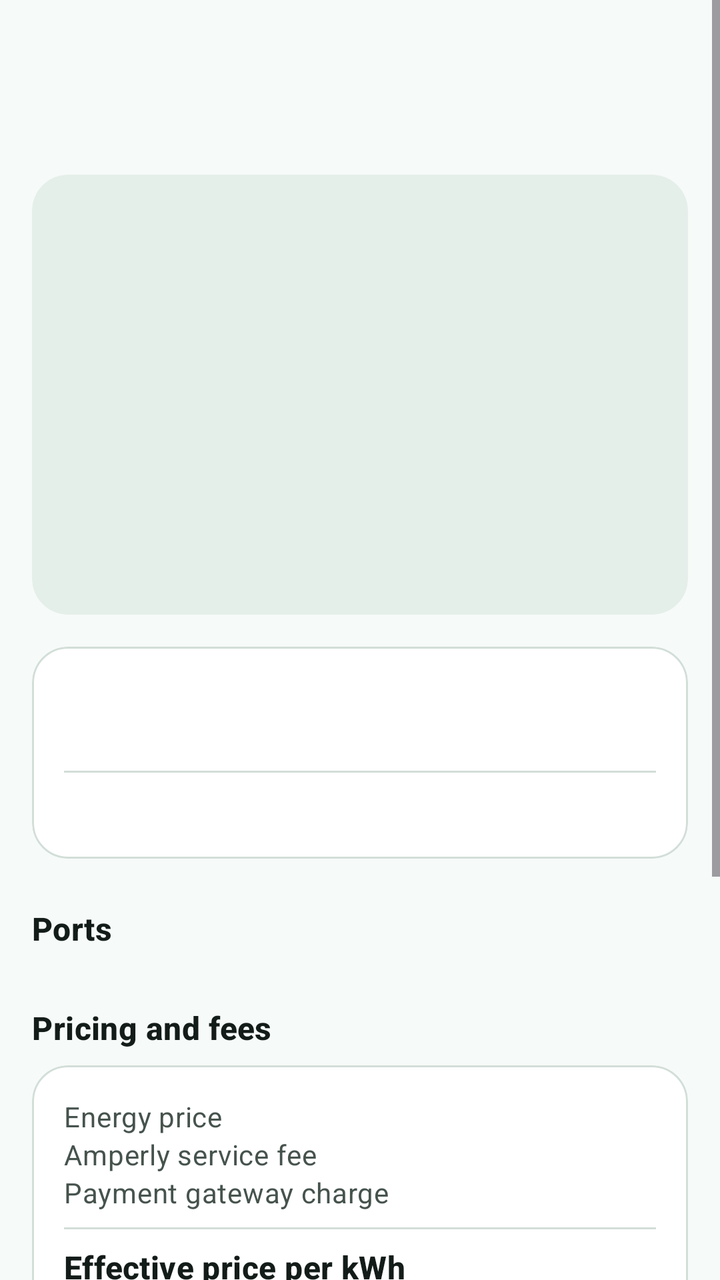
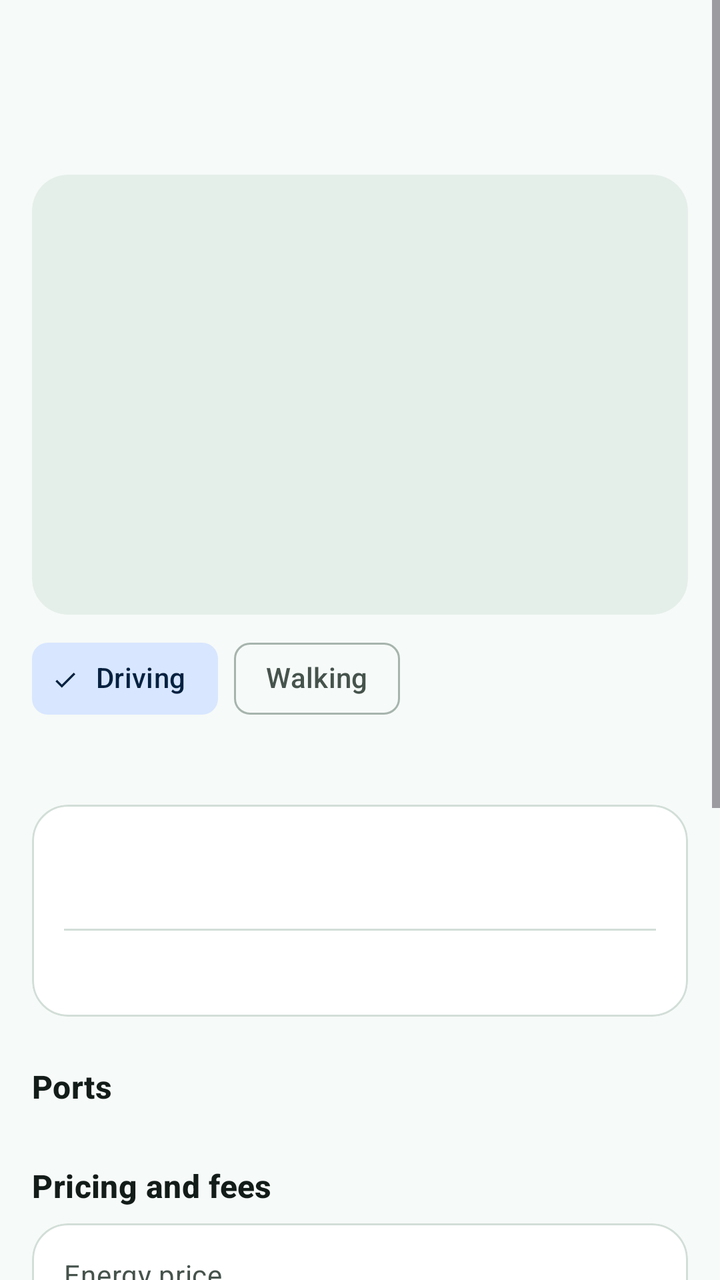

The first picture is an Android layout as it rendered before a commit; the second is the same layout after the commit. The layout source and the unified diff follow.
<!-- AndroidManifest.xml: application theme Theme.Amperly -->
<!-- res/layout/fragment_charger_details.xml -->
<?xml version="1.0" encoding="utf-8"?>
<ScrollView xmlns:android="http://schemas.android.com/apk/res/android"
    xmlns:app="http://schemas.android.com/apk/res-auto"
    android:layout_width="match_parent"
    android:layout_height="match_parent"
    android:fillViewport="true">

    <LinearLayout
        android:layout_width="match_parent"
        android:layout_height="wrap_content"
        android:orientation="vertical"
        android:paddingBottom="@dimen/amp_space_xl">

        <TextView
            android:id="@+id/detailsNameText"
            android:layout_width="match_parent"
            android:layout_height="wrap_content"
            android:paddingHorizontal="@dimen/amp_screen_padding"
            android:paddingTop="@dimen/amp_space_m"
            android:textAppearance="@style/TextAppearance.Amperly.ScreenTitle" />

        <TextView
            android:id="@+id/detailsAddressText"
            android:layout_width="match_parent"
            android:layout_height="wrap_content"
            android:layout_marginTop="@dimen/amp_space_xs"
            android:paddingHorizontal="@dimen/amp_screen_padding"
            android:textAppearance="@style/TextAppearance.Amperly.Body" />

        <com.google.android.material.card.MaterialCardView
            style="@style/Widget.Amperly.Card.Map"
            android:layout_width="match_parent"
            android:layout_height="@dimen/amp_map_panel_height"
            android:layout_marginHorizontal="@dimen/amp_screen_padding"
            android:layout_marginTop="@dimen/amp_space_m">

            <FrameLayout
                android:id="@+id/detailsMapContainer"
                android:layout_width="match_parent"
                android:layout_height="match_parent" />
        </com.google.android.material.card.MaterialCardView>

        
        <com.google.android.material.card.MaterialCardView
            style="@style/Widget.Amperly.Card"
            android:layout_width="match_parent"
            android:layout_height="wrap_content"
            android:layout_marginHorizontal="@dimen/amp_screen_padding"
            android:layout_marginTop="@dimen/amp_space_m">

            <LinearLayout
                android:layout_width="match_parent"
                android:layout_height="wrap_content"
                android:orientation="vertical"
                android:padding="@dimen/amp_space_m">

                <TextView
                    android:id="@+id/availabilityText"
                    android:layout_width="match_parent"
                    android:layout_height="wrap_content"
                    android:textAppearance="@style/TextAppearance.Amperly.SectionTitle" />

                <TextView
                    android:id="@+id/freshnessText"
                    android:layout_width="match_parent"
                    android:layout_height="wrap_content"
                    android:textAppearance="@style/TextAppearance.Amperly.Label" />

                <View
                    android:layout_width="match_parent"
                    android:layout_height="1dp"
                    android:layout_marginVertical="@dimen/amp_space_s"
                    android:background="?attr/colorOutlineVariant" />

                <TextView
                    android:id="@+id/verificationText"
                    android:layout_width="match_parent"
                    android:layout_height="wrap_content"
                    android:textAppearance="@style/TextAppearance.Amperly.BodyStrong" />

                <TextView
                    android:id="@+id/meterGatingWarningText"
                    style="@style/Widget.Amperly.Notice.Warning"
                    android:layout_width="match_parent"
                    android:layout_height="wrap_content"
                    android:layout_marginTop="@dimen/amp_space_s"
                    android:text="@string/meter_gating_warning"
                    android:visibility="gone" />
            </LinearLayout>
        </com.google.android.material.card.MaterialCardView>

        
        <TextView
            android:layout_width="match_parent"
            android:layout_height="wrap_content"
            android:layout_marginHorizontal="@dimen/amp_screen_padding"
            android:layout_marginTop="@dimen/amp_space_l"
            android:text="@string/details_ports"
            android:textAppearance="@style/TextAppearance.Amperly.SectionTitle" />

        <LinearLayout
            android:id="@+id/portsContainer"
            android:layout_width="match_parent"
            android:layout_height="wrap_content"
            android:layout_marginTop="@dimen/amp_space_xs"
            android:orientation="vertical"
            android:paddingHorizontal="@dimen/amp_screen_padding" />

        
        <TextView
            android:layout_width="match_parent"
            android:layout_height="wrap_content"
            android:layout_marginHorizontal="@dimen/amp_screen_padding"
            android:layout_marginTop="@dimen/amp_space_l"
            android:text="@string/details_pricing"
            android:textAppearance="@style/TextAppearance.Amperly.SectionTitle" />

        <com.google.android.material.card.MaterialCardView
            style="@style/Widget.Amperly.Card"
            android:layout_width="match_parent"
            android:layout_height="wrap_content"
            android:layout_marginHorizontal="@dimen/amp_screen_padding"
            android:layout_marginTop="@dimen/amp_space_s">

            <LinearLayout
                android:layout_width="match_parent"
                android:layout_height="wrap_content"
                android:orientation="vertical"
                android:padding="@dimen/amp_space_m">

                <LinearLayout
                    android:layout_width="match_parent"
                    android:layout_height="wrap_content"
                    android:baselineAligned="false"
                    android:orientation="horizontal">

                    <TextView
                        android:layout_width="0dp"
                        android:layout_height="wrap_content"
                        android:layout_weight="1"
                        android:text="@string/line_energy_price"
                        android:textAppearance="@style/TextAppearance.Amperly.Body" />

                    
                    <TextView
                        android:id="@+id/energyPriceText"
                        android:layout_width="wrap_content"
                        android:layout_height="wrap_content"
                        android:textAppearance="@style/TextAppearance.Amperly.BodyStrong" />
                </LinearLayout>

                <LinearLayout
                    android:layout_width="match_parent"
                    android:layout_height="wrap_content"
                    android:baselineAligned="false"
                    android:orientation="horizontal">

                    <TextView
                        android:layout_width="0dp"
                        android:layout_height="wrap_content"
                        android:layout_weight="1"
                        android:text="@string/line_service_fee"
                        android:textAppearance="@style/TextAppearance.Amperly.Body" />

                    <TextView
                        android:id="@+id/serviceFeeText"
                        android:layout_width="wrap_content"
                        android:layout_height="wrap_content"
                        android:textAppearance="@style/TextAppearance.Amperly.BodyStrong" />
                </LinearLayout>

                <LinearLayout
                    android:layout_width="match_parent"
                    android:layout_height="wrap_content"
                    android:baselineAligned="false"
                    android:orientation="horizontal">

                    <TextView
                        android:layout_width="0dp"
                        android:layout_height="wrap_content"
                        android:layout_weight="1"
                        android:text="@string/line_gateway_fee"
                        android:textAppearance="@style/TextAppearance.Amperly.Body" />

                    <TextView
                        android:id="@+id/gatewayFeeText"
                        android:layout_width="wrap_content"
                        android:layout_height="wrap_content"
                        android:textAppearance="@style/TextAppearance.Amperly.BodyStrong" />
                </LinearLayout>

                <View
                    android:layout_width="match_parent"
                    android:layout_height="1dp"
                    android:layout_marginVertical="@dimen/amp_space_s"
                    android:background="?attr/colorOutlineVariant" />

                <LinearLayout
                    android:layout_width="match_parent"
                    android:layout_height="wrap_content"
                    android:baselineAligned="false"
                    android:orientation="horizontal">

                    <TextView
                        android:layout_width="0dp"
                        android:layout_height="wrap_content"
                        android:layout_weight="1"
                        android:text="@string/line_total_per_kwh"
                        android:textAppearance="@style/TextAppearance.Amperly.SectionTitle" />

                    <TextView
                        android:id="@+id/totalPerKwhText"
                        android:layout_width="wrap_content"
                        android:layout_height="wrap_content"
                        android:textAppearance="@style/TextAppearance.Amperly.Metric" />
                </LinearLayout>
            </LinearLayout>
        </com.google.android.material.card.MaterialCardView>

        
        <TextView
            android:layout_width="match_parent"
            android:layout_height="wrap_content"
            android:layout_marginHorizontal="@dimen/amp_screen_padding"
            android:layout_marginTop="@dimen/amp_space_l"
            android:text="@string/details_access"
            android:textAppearance="@style/TextAppearance.Amperly.SectionTitle" />

        <TextView
            android:id="@+id/accessText"
            android:layout_width="match_parent"
            android:layout_height="wrap_content"
            android:layout_marginTop="@dimen/amp_space_xs"
            android:paddingHorizontal="@dimen/amp_screen_padding"
            android:textAppearance="@style/TextAppearance.Amperly.Body" />

        <TextView
            android:id="@+id/incidentText"
            android:layout_width="match_parent"
            android:layout_height="wrap_content"
            android:layout_marginTop="@dimen/amp_space_m"
            android:paddingHorizontal="@dimen/amp_screen_padding"
            android:textAppearance="@style/TextAppearance.Amperly.Body" />

        
        <com.google.android.material.button.MaterialButton
            android:id="@+id/reserveButton"
            style="@style/Widget.Amperly.Button"
            android:layout_width="match_parent"
            android:layout_height="wrap_content"
            android:layout_marginHorizontal="@dimen/amp_screen_padding"
            android:layout_marginTop="@dimen/amp_space_l"
            android:text="@string/action_reserve" />

        <LinearLayout
            android:layout_width="match_parent"
            android:layout_height="wrap_content"
            android:layout_marginHorizontal="@dimen/amp_screen_padding"
            android:layout_marginTop="@dimen/amp_space_s"
            android:baselineAligned="false"
            android:orientation="horizontal">

            <com.google.android.material.button.MaterialButton
                android:id="@+id/navigateDetailsButton"
                style="@style/Widget.Amperly.Button.Tonal"
                android:layout_width="0dp"
                android:layout_height="wrap_content"
                android:layout_weight="1"
                android:text="@string/action_navigate" />

            <com.google.android.material.button.MaterialButton
                android:id="@+id/reportButton"
                style="@style/Widget.Amperly.Button.Text"
                android:layout_width="0dp"
                android:layout_height="wrap_content"
                android:layout_marginStart="@dimen/amp_space_s"
                android:layout_weight="1"
                android:text="@string/action_report" />
        </LinearLayout>
    </LinearLayout>
</ScrollView>
<!-- resources referenced by this layout -->
<resources>
  <dimen name="amp_map_panel_height">220dp</dimen>
  <dimen name="amp_screen_padding">16dp</dimen>
  <dimen name="amp_space_l">24dp</dimen>
  <dimen name="amp_space_m">16dp</dimen>
  <dimen name="amp_space_s">8dp</dimen>
  <dimen name="amp_space_xl">32dp</dimen>
  <dimen name="amp_space_xs">4dp</dimen>
  <string name="action_navigate">Navigate</string>
  <string name="action_report">Report</string>
  <string name="action_reserve">Reserve slot</string>
  <string name="details_access">Access instructions</string>
  <string name="details_ports">Ports</string>
  <string name="details_pricing">Pricing and fees</string>
  <string name="line_energy_price">Energy price</string>
  <string name="line_gateway_fee">Payment gateway charge</string>
  <string name="line_service_fee">Amperly service fee</string>
  <string name="line_total_per_kwh">Effective price per kWh</string>
  <string name="meter_gating_warning">This station has no verified meter and is shown for discovery only.</string>
  <style name="TextAppearance.Amperly.Body" parent="TextAppearance.Material3.BodyMedium">
          <item name="android:textColor">?attr/colorOnSurfaceVariant</item>
      </style>
  <style name="TextAppearance.Amperly.BodyStrong" parent="TextAppearance.Material3.BodyMedium">
          <item name="android:textColor">?attr/colorOnSurface</item>
      </style>
  <style name="TextAppearance.Amperly.Metric" parent="TextAppearance.Material3.HeadlineSmall">
          <item name="android:textColor">?attr/colorPrimary</item>
          <item name="android:textStyle">bold</item>
      </style>
  <style name="Widget.Amperly.Button.Text" parent="Widget.Material3.Button.TextButton">
          <item name="android:minHeight">@dimen/amp_touch_target</item>
          <item name="android:textAllCaps">false</item>
      </style>
  <style name="Widget.Amperly.Card.Map" parent="Widget.Amperly.Card.Filled">
          <item name="cardBackgroundColor">?attr/colorSurfaceContainerHigh</item>
      </style>
  <style name="Theme.Amperly" parent="Base.Theme.Amperly" />
  <dimen name="amp_touch_target">48dp</dimen>
  <dimen name="amp_card_radius">18dp</dimen>
  <dimen name="amp_card_elevation">0dp</dimen>
  <color name="amp_primary">#0E7C56</color>
  <color name="white">#FFFFFFFF</color>
  <color name="amp_primary_container">#C6F0DC</color>
  <color name="amp_on_primary_container">#04301F</color>
  <color name="amp_primary_light">#3FA37C</color>
  <color name="amp_secondary">#1B6FE3</color>
  <color name="amp_secondary_container">#D8E6FF</color>
  <color name="amp_on_secondary_container">#04213F</color>
  <color name="amp_tertiary">#8A4E00</color>
  <color name="amp_tertiary_container">#FFE1BA</color>
  <color name="amp_on_tertiary_container">#2E1500</color>
  <color name="amp_error">#BA1A1A</color>
  <color name="amp_error_container">#FFDAD6</color>
  <color name="amp_on_error_container">#410E0B</color>
  <color name="amp_surface">#F6FAF8</color>
  <color name="amp_surface_container_lowest">#FFFFFF</color>
  <color name="amp_surface_container_low">#F1F7F4</color>
  <color name="amp_surface_container">#EBF3EF</color>
  <color name="amp_surface_container_high">#E5EFEA</color>
  <color name="amp_surface_container_highest">#DFEAE4</color>
  <color name="amp_surface_variant">#DCE5E0</color>
  <color name="amp_on_surface">#131C18</color>
  <color name="amp_on_surface_variant">#46534D</color>
  <color name="amp_outline">#A6B4AD</color>
  <color name="amp_outline_variant">#D2DED8</color>
  <style name="Widget.Amperly.Chip" parent="Widget.Material3.Chip.Filter">
          <item name="android:textAllCaps">false</item>
          <item name="chipMinHeight">36dp</item>
      </style>
  <style name="ThemeOverlay.Amperly.Dialog" parent="ThemeOverlay.Material3.MaterialAlertDialog" />
  <!-- unchanged entries left out for length: 12 -->
</resources>

<!-- the commit's change to res/layout/fragment_charger_details.xml (unified diff, before → after) -->
@@ -41,6 +41,40 @@
         </com.google.android.material.card.MaterialCardView>
 
         
+        <com.google.android.material.chip.ChipGroup
+            android:id="@+id/travelModeChipGroup"
+            android:layout_width="match_parent"
+            android:layout_height="wrap_content"
+            android:layout_marginHorizontal="@dimen/amp_screen_padding"
+            android:layout_marginTop="@dimen/amp_space_s"
+            app:singleLine="true"
+            app:singleSelection="true">
+
+            <com.google.android.material.chip.Chip
+                android:id="@+id/driveModeChip"
+                style="@style/Widget.Amperly.Chip"
+                android:layout_width="wrap_content"
+                android:layout_height="wrap_content"
+                android:checked="true"
+                android:text="@string/directions_drive" />
+
+            <com.google.android.material.chip.Chip
+                android:id="@+id/walkModeChip"
+                style="@style/Widget.Amperly.Chip"
+                android:layout_width="wrap_content"
+                android:layout_height="wrap_content"
+                android:text="@string/directions_walk" />
+        </com.google.android.material.chip.ChipGroup>
+
+        <TextView
+            android:id="@+id/directionsSummaryText"
+            android:layout_width="match_parent"
+            android:layout_height="wrap_content"
+            android:layout_marginTop="@dimen/amp_space_xs"
+            android:paddingHorizontal="@dimen/amp_screen_padding"
+            android:textAppearance="@style/TextAppearance.Amperly.Body" />
+
+        
         <com.google.android.material.card.MaterialCardView
             style="@style/Widget.Amperly.Card"
             android:layout_width="match_parent"
<!-- resource entries referenced after the edit -->
@@ -13,6 +13,8 @@
   <string name="details_access">Access instructions</string>
   <string name="details_ports">Ports</string>
   <string name="details_pricing">Pricing and fees</string>
+  <string name="directions_drive">Driving</string>
+  <string name="directions_walk">Walking</string>
   <string name="line_energy_price">Energy price</string>
   <string name="line_gateway_fee">Payment gateway charge</string>
   <string name="line_service_fee">Amperly service fee</string>
